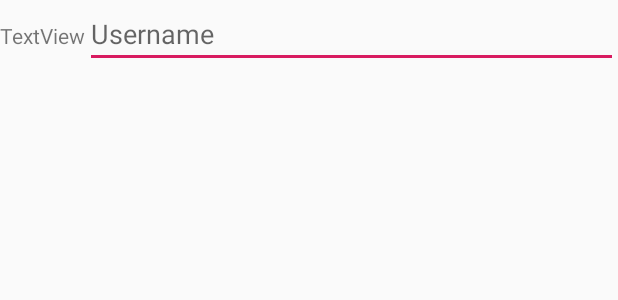
After one commit to Branch-Master/EventsterApp, an Android app: the layout fragment_signup.xml on its own in the app's theme, with its tools: preview values and no code run, on a phone screen of 412 x 824 dp. The commit adds this screen. Shown: the top 300 px of the screen. Run offline under Robolectric (Android 15) with nearby library versions, the phone set to English and light mode, and no system bars.

Commit message:
smá dæmi

```diff
--- a/app/src/main/java/com/example/eventsterapp/Adapters/RVGroupCardAdapter.java
+++ b/app/src/main/java/com/example/eventsterapp/Adapters/RVGroupCardAdapter.java
@@ -46,7 +46,7 @@ public class RVGroupCardAdapter extends RecyclerView.Adapter<RVGroupCardAdapter.
     @NonNull
     @Override
     public GroupCard onCreateViewHolder(@NonNull ViewGroup parent, int viewType) {
-        View v = LayoutInflater.from(parent.getContext()).inflate(R.layout.event_card, parent,false);
+        View v = LayoutInflater.from(parent.getContext()).inflate(R.layout.group_card, parent,false);
         GroupCard groupCard = new GroupCard(v);
         return groupCard;
     }
--- /dev/null
+++ b/app/src/main/res/layout/fragment_signup.xml
@@ -0,0 +1,43 @@
+<?xml version="1.0" encoding="utf-8"?>
+<LinearLayout xmlns:android="http://schemas.android.com/apk/res/android"
+    android:orientation="vertical" android:layout_width="match_parent"
+    android:layout_height="match_parent">
+
+    <TableRow
+        android:layout_width="match_parent"
+        android:layout_height="match_parent" >
+
+        <TextView
+            android:id="@+id/signup_username_label"
+            android:layout_width="wrap_content"
+            android:layout_height="wrap_content"
+            android:text="TextView" />
+
+        <EditText
+            android:id="@+id/signup_username"
+            android:layout_width="match_parent"
+            android:layout_height="wrap_content"
+            android:ems="10"
+            android:hint="Username"
+            android:inputType="textPersonName" />
+    </TableRow>
+
+    <TableRow
+        android:layout_width="match_parent"
+        android:layout_height="match_parent" >
+
+        <TextView
+            android:id="@+id/signup_password1_label"
+            android:layout_width="wrap_content"
+            android:layout_height="wrap_content"
+            android:text="password" />
+
+        <EditText
+            android:id="@+id/signup_password1"
+            android:layout_width="wrap_content"
+            android:layout_height="wrap_content"
+            android:ems="10"
+            android:hint="password"
+            android:inputType="textPassword" />
+    </TableRow>
+</LinearLayout>
```
